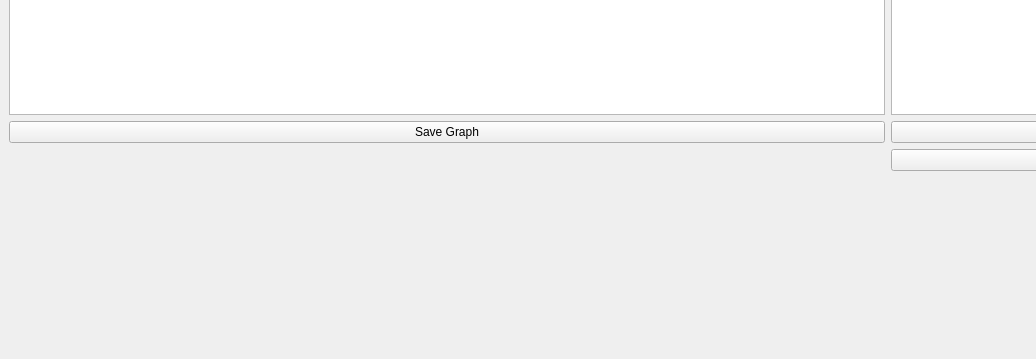
This is mainwindow.ui in mariakalendarova/TravellingSalesmanProblem as Qt 5 draws it before an edit; both pictures show x 0 to 1036 and y 518 to 877 of the 1278 by 877 pixel window. The edited form follows.
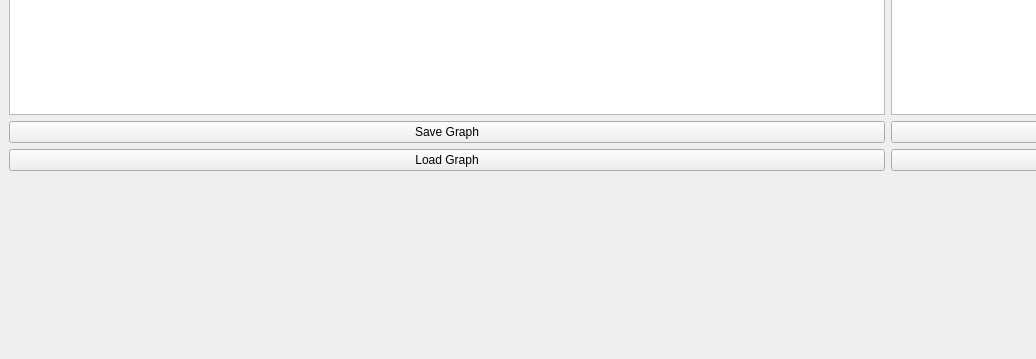
This is the edited form.

Commit message: load graph implemented

```diff
--- a/mainwindow.ui
+++ b/mainwindow.ui
@@ -100,6 +100,13 @@
       </property>
      </widget>
     </item>
+    <item row="10" column="0" colspan="4">
+     <widget class="QPushButton" name="loadGraphButton">
+      <property name="text">
+       <string>Load Graph</string>
+      </property>
+     </widget>
+    </item>
    </layout>
   </widget>
   <widget class="QMenuBar" name="menubar">
```
The commit also changes 5 other files.
